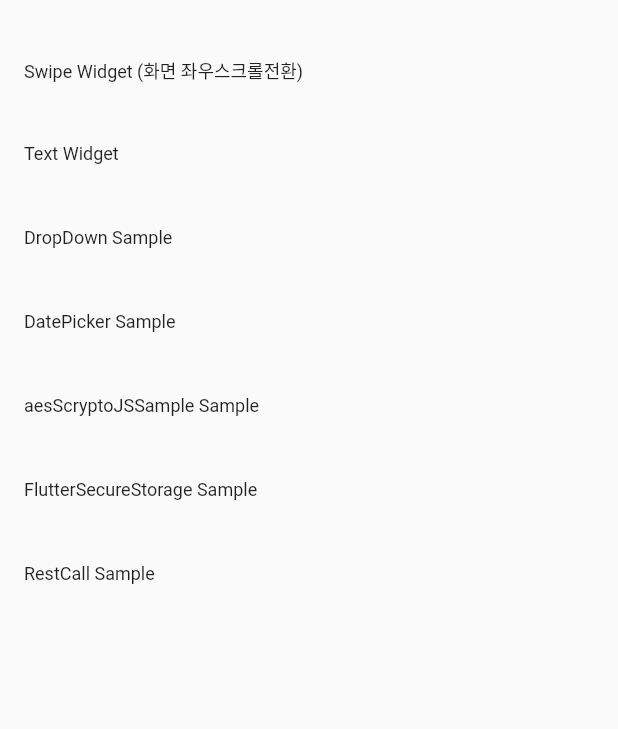
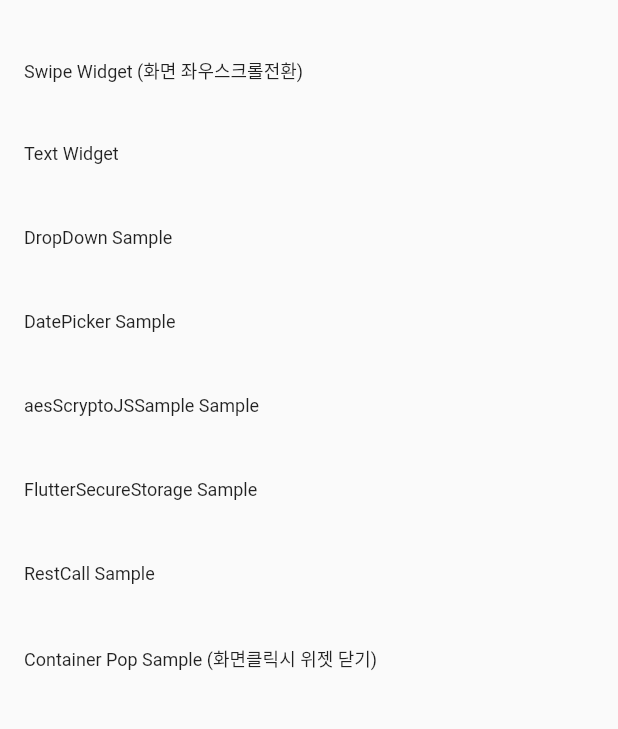
Before and after one commit to baekhj/flutter_widget_sample, a Flutter app: the screen it shows after launch, on a phone screen of 412 x 824 dp, the part 260-989 px from its top. Run offline on Flutter 3.47's test engine with Material 2 defaults, Android fonts, the phone set to English and light mode, and no system bars; our stand-ins replace flutter_secure_storage, toast, tuple; missing offline and left inert: encrypt.

Commit message:
Container Pop Sample (화면클릭시 위젯 닫기)

```diff
--- a/lib/sampleList.dart
+++ b/lib/sampleList.dart
@@ -1,5 +1,6 @@
 import 'package:flutter/material.dart';
 import 'package:flutter_widget_sample/SAMPLE/AES/aesScryptoJSSample.dart';
+import 'package:flutter_widget_sample/SAMPLE/CLOSEPOP/containerPopSample.dart';
 import 'package:flutter_widget_sample/SAMPLE/DATEPICKER/datePickerSample.dart';
 import 'package:flutter_widget_sample/SAMPLE/DROPDOWN/dropdownSample.dart';
 import 'package:flutter_widget_sample/SAMPLE/REST/restCallSample.dart';
@@ -82,6 +83,10 @@ class _SampleListState extends State<SampleList> {
       RowData(
           info: 'RestCall Sample',
           widget: restCallSample(title: 'RestCall Sample')
+      ),
+      RowData(
+          info: 'Container Pop Sample (화면클릭시 위젯 닫기)',
+          widget: containerPopSample(title: 'Container Pop Sample')
       ),
 
     ];
```
Also changed, not shown: lib/SAMPLE/CLOSEPOP/containerPopSample.dart (added, +35 -0 lines), 1 other file.
